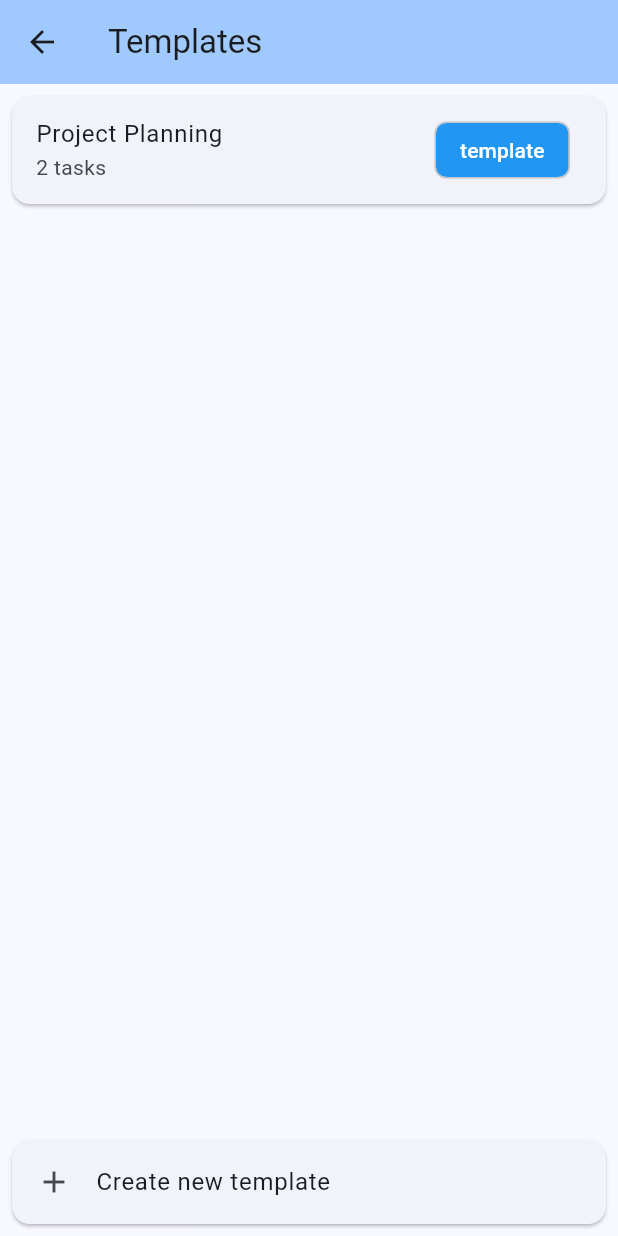
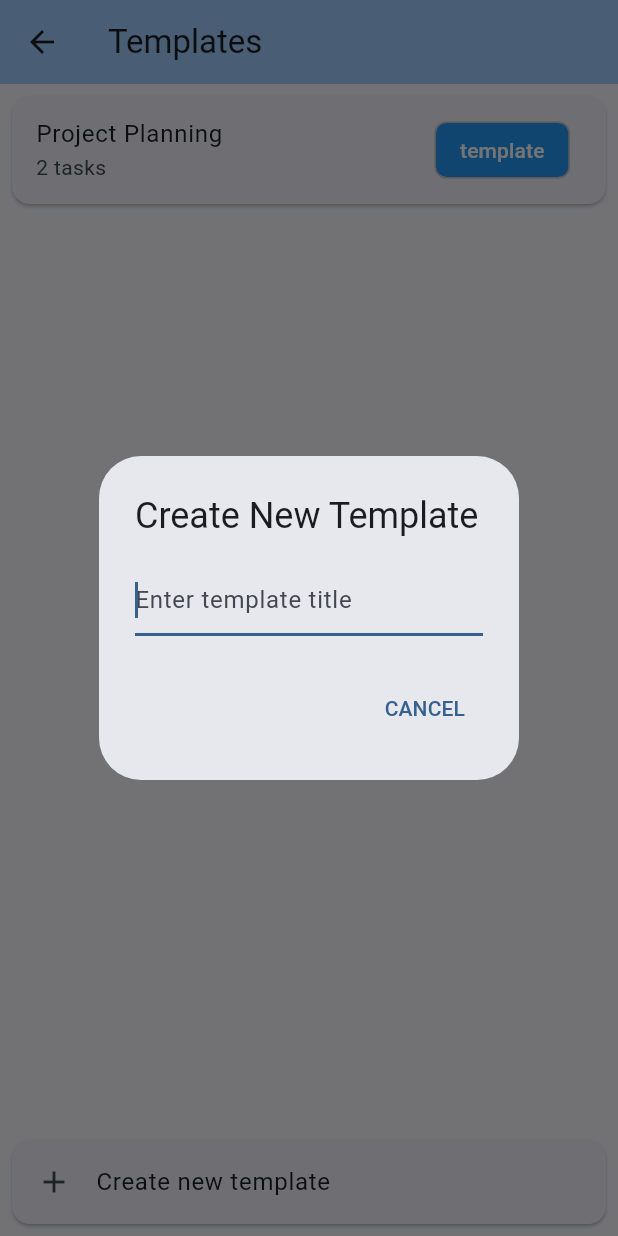
Before and after one commit to tomyedwab/yellowstone, a Flutter app: the TemplatesPage screen opened directly, after a tap on "Create new template", on a phone screen of 412 x 824 dp. Run offline on Flutter 3.47's test engine with Material 3 defaults, Android fonts, the phone set to English and light mode, and no system bars.

Commit message:
feat: Implement list and template creation with MockDataService

```diff
--- a/frontend/lib/pages/templates_page.dart
+++ b/frontend/lib/pages/templates_page.dart
@@ -78,7 +78,33 @@ class _TemplatesPageState extends State<TemplatesPage> {
               leading: const Icon(Icons.add),
               title: const Text('Create new template'),
               onTap: () {
-                // TODO: Implement new template creation
+                showDialog(
+                  context: context,
+                  builder: (context) => AlertDialog(
+                    title: const Text('Create New Template'),
+                    content: TextField(
+                      autofocus: true,
+                      decoration: const InputDecoration(
+                        hintText: 'Enter template title',
+                      ),
+                      onSubmitted: (value) {
+                        if (value.isNotEmpty) {
+                          _mockDataService.createTaskList(
+                            value,
+                            TaskListCategory.template,
+                          );
+                          Navigator.pop(context);
+                        }
+                      },
+                    ),
+                    actions: [
+                      TextButton(
+                        onPressed: () => Navigator.pop(context),
+                        child: const Text('CANCEL'),
+                      ),
+                    ],
+                  ),
+                );
               },
             ),
           ),
```
Also changed, not shown: frontend/lib/pages/todo_lists_page.dart (+27 -1 lines), frontend/lib/services/mock_data_service.dart (+15 -0 lines).
